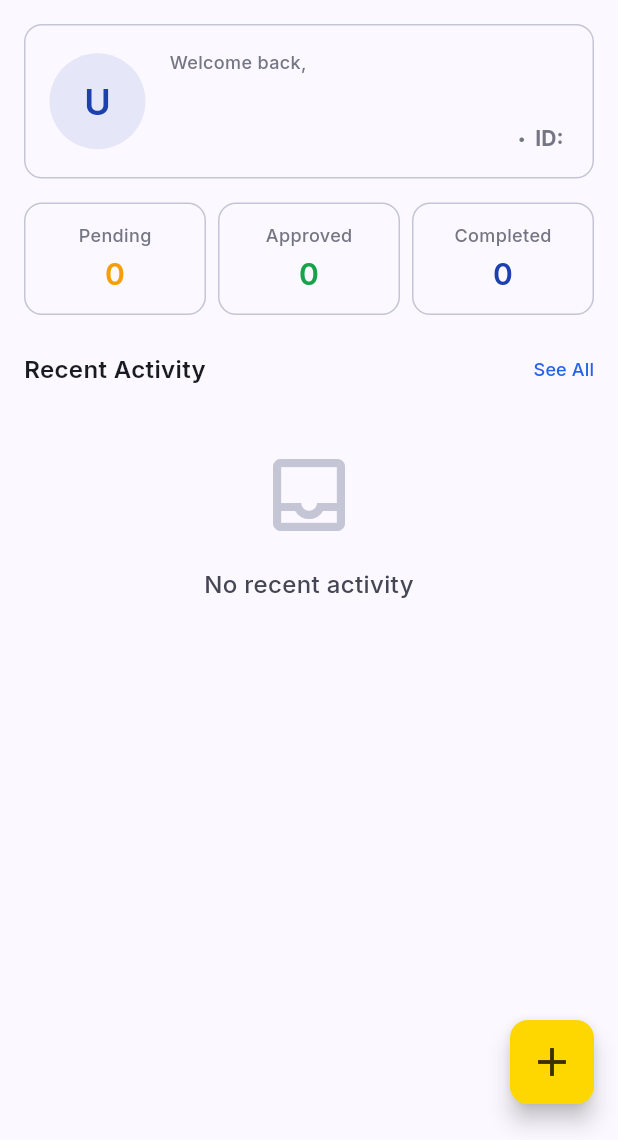
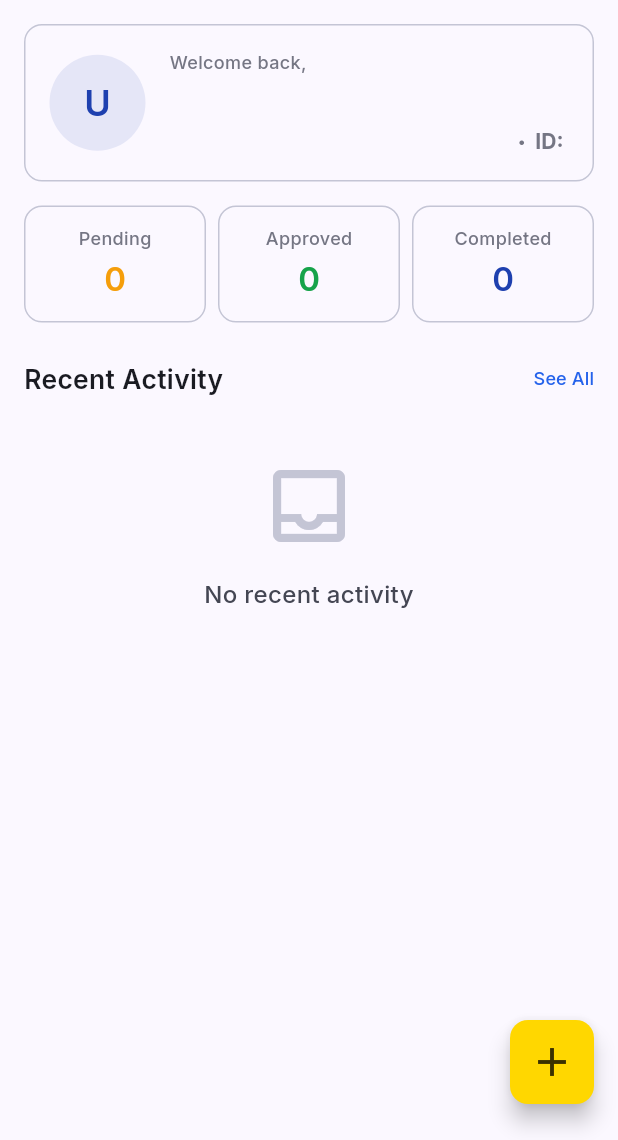
Before and after one commit to atnex00/Quickpass-QR, a Flutter app: the _DashboardTab screen opened directly, on a phone screen of 412 x 824 dp, the part 96-1236 px from its top. Run offline on Flutter 3.47's test engine with Material 3 defaults, Android fonts, the phone set to English and light mode, and no system bars; our stand-ins replace connectivity_plus, dio, firebase_analytics, firebase_core, firebase_crashlytics, firebase_messaging and 10 more; missing offline and left inert: mobile_scanner; accounts and stored records are empty; network calls fail; project files that could hold a hidden picture were left out.

Commit message:
fix: apply responsiveFontSize to EmployeeDashboard key text elements
Scale app bar title, user name, leave reason, stat values, section
headings, and activity card text based on screen width.

```diff
--- a/flutter_app/lib/screens/employee/dashboard_screen.dart
+++ b/flutter_app/lib/screens/employee/dashboard_screen.dart
@@ -194,7 +194,7 @@ class _DashboardAppBar extends StatelessWidget {
                   Text(
                     'Quickpass',
                     style: TextStyle(
-                      fontSize: 20,
+                      fontSize: responsiveFontSize(context, 20),
                       fontWeight: FontWeight.w700,
                       color: context.onPrimary,
                     ),
@@ -262,7 +262,7 @@ class _UserProfileCard extends StatelessWidget {
                 Text(
                   user?.fullName ?? '',
                   style: TextStyle(
-                    fontSize: 20,
+                    fontSize: responsiveFontSize(context, 20),
                     fontWeight: FontWeight.w600,
                     color: context.onSurface,
                     height: 1.4,
@@ -374,7 +374,7 @@ class _ActiveLeaveCard extends StatelessWidget {
                           maxLines: 2,
                           overflow: TextOverflow.ellipsis,
                           style: TextStyle(
-                            fontSize: 24,
+                            fontSize: responsiveFontSize(context, 24),
                             fontWeight: FontWeight.w700,
                             color: context.onSurface,
                             letterSpacing: -0.01,
@@ -565,7 +565,7 @@ class _RecentActivitySection extends StatelessWidget {
             Text(
               'Recent Activity',
               style: TextStyle(
-                fontSize: 16,
+                fontSize: responsiveFontSize(context, 16),
                 fontWeight: FontWeight.w600,
                 color: context.onSurface,
                 height: 1.5,
@@ -651,7 +651,7 @@ class _StatCard extends StatelessWidget {
             Text(
               value,
               style: TextStyle(
-              fontSize: 20,
+                fontSize: responsiveFontSize(context, 20),
                 fontWeight: FontWeight.w600,
                 color: color,
                 height: 1.4,
@@ -730,7 +730,7 @@ class _ActivityCard extends StatelessWidget {
                         maxLines: 2,
                         overflow: TextOverflow.ellipsis,
                         style: TextStyle(
-                          fontSize: 14,
+                          fontSize: responsiveFontSize(context, 14),
                           fontWeight: FontWeight.w600,
                           color: context.onSurface,
                           height: 1.43,
```
Lines whose indentation alone changed are shown as unchanged.
